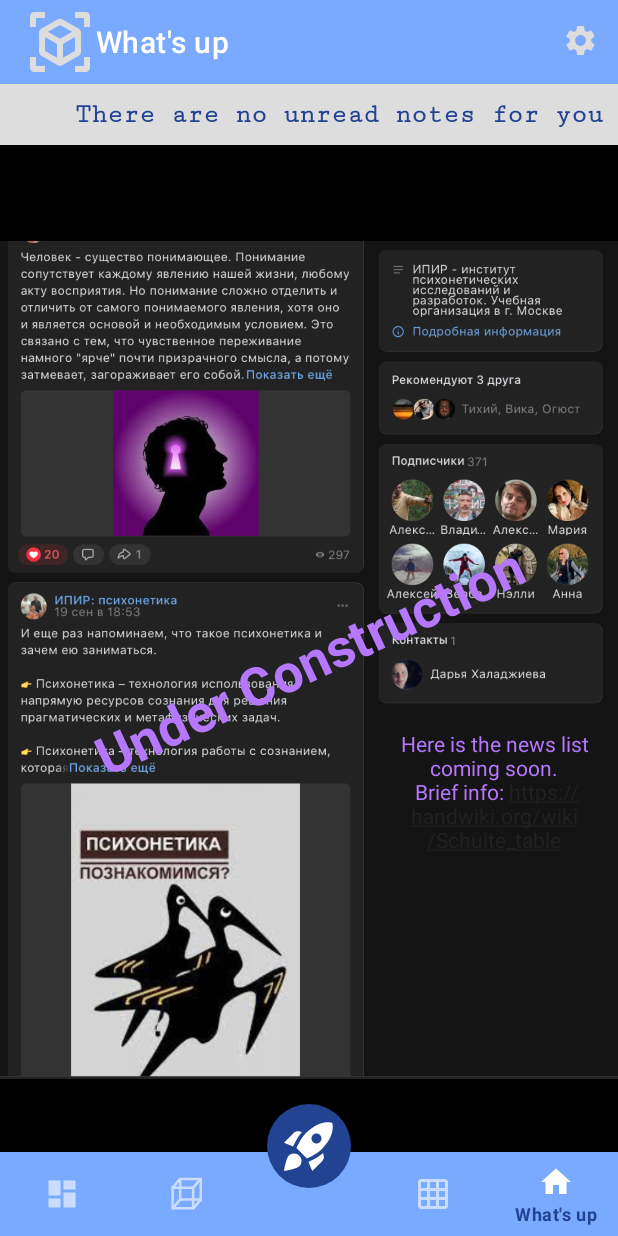
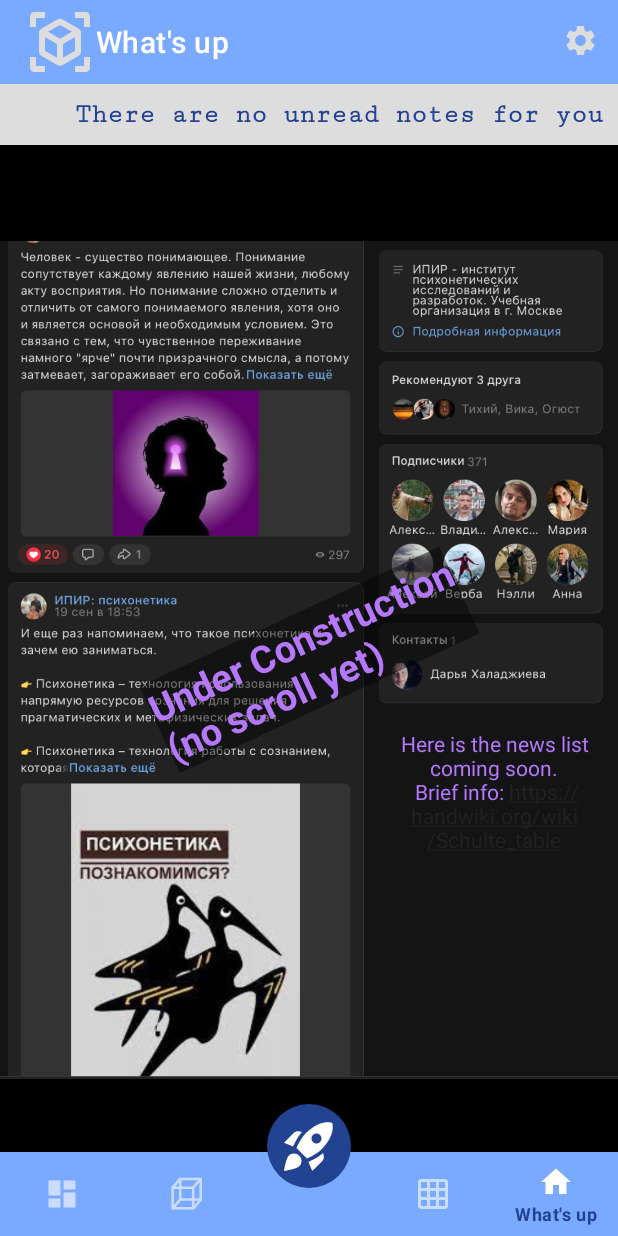
Before and after one commit to Aleksandr-Nebobzod/schulteplus, an Android app: the HomeFragment screen opened directly, with no data from a screen before it, on a phone screen of 412 x 824 dp. Run offline under Robolectric (Android 15) with nearby library versions, the phone set to English and light mode, and no system bars; our stand-ins replace navigation-ui; libraries missing offline, so code that uses them is left out: com.getkeepsafe.taptargetview; 3 statements that could not run were skipped.

Commit message:
Version 0.31 closed_test01
Settings popup got contrasted

android:versionCode="31"

```diff
--- a/app/src/main/java/org/nebobrod/schulteplus/ui/MainActivity.java
+++ b/app/src/main/java/org/nebobrod/schulteplus/ui/MainActivity.java
@@ -257,5 +257,4 @@ public class MainActivity extends AppCompatActivity {
 					}).start();
 		}
 	}
-
 }
--- a/app/src/main/res/layout/activity_main.xml
+++ b/app/src/main/res/layout/activity_main.xml
@@ -24,13 +24,14 @@
 			android:layout_width="match_parent"
 			android:layout_height="wrap_content"
 			android:background="?attr/colorPrimaryVariant"
+			app:popupTheme="@style/ThemeOverlay.AppCompat.Light"
 			/>
 <!--			android:theme="@style/ThemeOverlay.AppCompat.Dark.ActionBar"-->
-<!--			app:popupTheme="@style/ThemeOverlay.AppCompat.Light"-->
 	</com.google.android.material.appbar.AppBarLayout>
 
 
 <!--	This is miraculously prevent a bug of app backgrounding on missing touch-->
+<!--	And click out of bottom_sheet-->
 	<View
 		android:id="@+id/touch_outside"
 		android:layout_width="match_parent"
@@ -38,11 +39,13 @@
 
 	<FrameLayout
 		android:id="@+id/bottom_sheet"
+		android:layout_width="match_parent"
+		android:layout_height="match_parent"
+		android:background="@color/colorSecondary"
 		app:layout_behavior="com.google.android.material.bottomsheet.BottomSheetBehavior"
 		app:behavior_peekHeight="580dp"
 		app:behavior_hideable="true"
-		android:layout_width="match_parent"
-		android:layout_height="match_parent">
+		>
 
 		<!-- orignal content view goes here -->
 
--- a/app/src/main/res/layout/fragment_home.xml
+++ b/app/src/main/res/layout/fragment_home.xml
@@ -60,10 +60,11 @@
 	<TextView
 		android:layout_width="wrap_content"
 		android:layout_height="wrap_content"
-		android:text="Under Construction"
+		android:text="Under Construction\n(no scroll yet)"
 		android:rotation="-25"
 		android:textColor="@color/light_grey_A_purple"
-		android:textSize="35sp"
+		android:background="@color/black_overlay_7"
+		android:textSize="25sp"
 		android:textStyle="bold"
 		app:layout_constraintEnd_toEndOf="parent"
 		app:layout_constraintStart_toStartOf="parent"
--- a/app/src/main/res/values-night/themes.xml
+++ b/app/src/main/res/values-night/themes.xml
@@ -29,7 +29,7 @@
 
 		<!-- Default text color -->
 		<item name="android:textColor">@color/colorPrimary</item>
-		<!-- Default text color seconary -->
+		<!-- Default text color secondary -->
 		<item name="android:textColorSecondary">@color/colorOnSecondary</item>
 
 		<!-- Default text style -->
--- a/app/src/main/res/values/colors.xml
+++ b/app/src/main/res/values/colors.xml
@@ -37,8 +37,8 @@
 	<color name="light_blue_900">#0275AE</color>
 	<color name="light_blue_A200">#FF40C4FF</color>
 	<color name="light_red_A200">#FF7878</color>
+	<color name="semi_grey_4">#44444444</color>
 	<color name="semi_grey_6">#66666666</color>
-	<color name="semi_grey_4">#44444444</color>
 	<color name="semi_white">#66FFFFFF</color>
 	<color name="light_grey_1">#111111</color>
 	<color name="light_grey_1_blue">#11112B</color>
@@ -63,7 +63,9 @@
 	<color name="light_grey_D_purple">#D3ACFF</color>
 	<color name="light_grey_D_yellow">#DADA70</color>
 	<color name="light_blue_A400">#FF00B0FF</color>
-	<color name="black_overlay">#66000000</color>
+	<color name="black_overlay_3">#30000000</color>
+	<color name="black_overlay_7">#70000000</color>
+	<color name="black_overlay_A">#A0000000</color>
 
 <!--	FirebaseUI default:-->
 	<color name="material_green_50">#E8F5E9</color>
--- a/app/src/main/res/values/styles.xml
+++ b/app/src/main/res/values/styles.xml
@@ -8,11 +8,11 @@
 
 <resources>
     <style name="Widget.Theme.SchultePlus.ActionBar.Fullscreen" parent="Widget.AppCompat.ActionBar">
-		<item name="android:background">@color/black_overlay</item>
+		<item name="android:background">@color/black_overlay_7</item>
 	</style>
 
     <style name="Widget.Theme.SchultePlus.ButtonBar.Fullscreen" parent="">
-		<item name="android:background">@color/black_overlay</item>
+		<item name="android:background">@color/black_overlay_7</item>
 		<item name="android:buttonBarStyle">?android:attr/buttonBarStyle</item>
 	</style>
 
--- a/app/src/main/res/values/themes.xml
+++ b/app/src/main/res/values/themes.xml
@@ -37,7 +37,7 @@
 <!--		<item name="android:textColorLink">@style/AppTextStyle</item>-->
 
 		<!-- Background color for the window -->
-<!--		<item name="android:windowBackground">@color/colorOnPrimary</item>-->
+		<item name="android:windowBackground">@color/colorBackground</item>
 
 		<!-- Status bar color. -->
 		<item name="android:statusBarColor">?attr/colorPrimary</item>
--- a/app/src/main/res/xml/menu_preferences.xml
+++ b/app/src/main/res/xml/menu_preferences.xml
@@ -9,7 +9,9 @@
 
 <PreferenceScreen xmlns:app="http://schemas.android.com/apk/res-auto"
 	xmlns:android="http://schemas.android.com/apk/res/android"
-	app:layout="@layout/preferences_common_layout"  >
+	android:background="@color/colorSecondary"
+	>
+<!--	app:layout="@layout/preferences_common_layout"-->
 
 	<PreferenceCategory app:key="prf_menu_user" app:title="@string/menu_user_short" app:icon="@drawable/ic_baseline_perm_identity_24" >
 		<EditTextPreference app:key="prf_level"
```
Also changed, not shown: app/src/main/java/org/nebobrod/schulteplus/ui/PrefsPopupSettingsFragment.java (+9 -1 lines).
